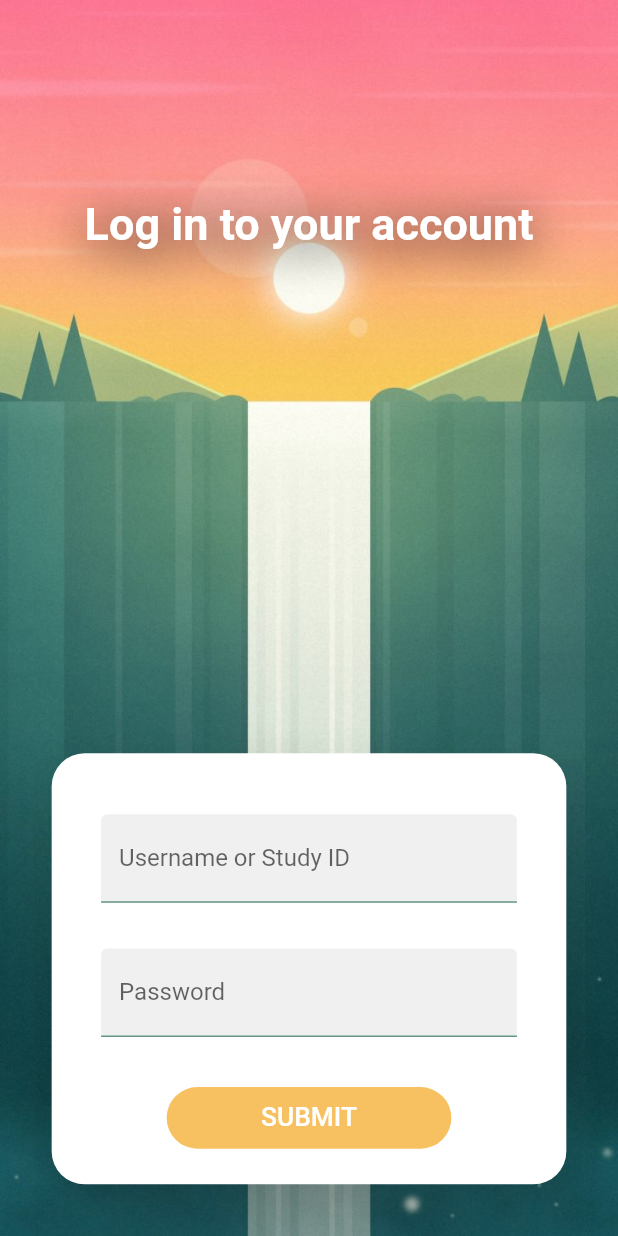
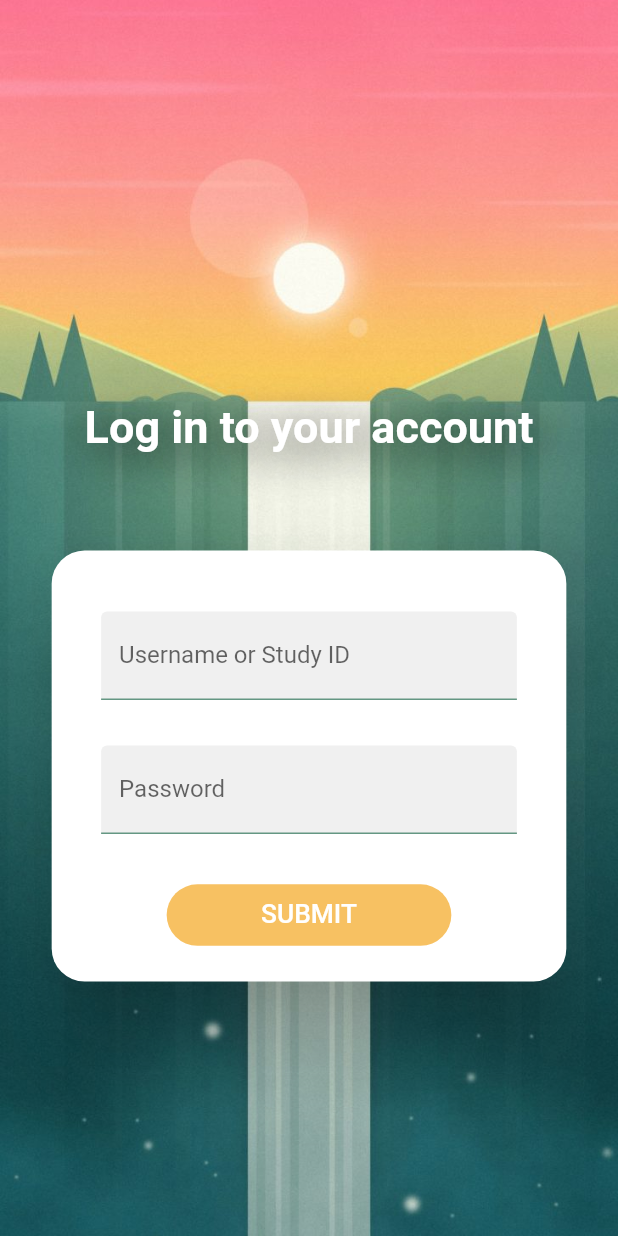
Before and after one commit to sahilmahendrakar/ARCApp, a Flutter app: the screen it shows after launch, after a tap on "LOG IN", on a phone screen of 412 x 824 dp. Run offline on Flutter 3.47's test engine with Material 2 defaults, Android fonts, the light colour scheme and no system bars; missing offline and left inert: dart:js.

Commit message:
Setup flutterfire

```diff
--- a/lib/screens/Login/log_in_screen.dart
+++ b/lib/screens/Login/log_in_screen.dart
@@ -22,8 +22,7 @@ class LogInScreen extends StatelessWidget {
         child: Column(
           mainAxisSize: MainAxisSize.min,
           children: <Widget>[
-            Expanded(
-                flex: 3,
+            Container(
                 child: Padding(
                   padding: EdgeInsets.fromLTRB(
                       getProportionateScreenWidth(0),
@@ -44,6 +43,7 @@ class LogInScreen extends StatelessWidget {
                             )
                           ])),
                 )),
+                Padding(padding: EdgeInsets.all(getProportionateScreenHeight(20.0))),
             LogInCard()
           ],
         ),
--- a/pubspec.yaml
+++ b/pubspec.yaml
@@ -23,6 +23,7 @@ environment:
 dependencies:
   flutter:
     sdk: flutter
+  firebase_core: "0.7.0"
 
 
   # The following adds the Cupertino Icons font to your application.
```
Also changed, not shown: pubspec.lock, 8 other files.
